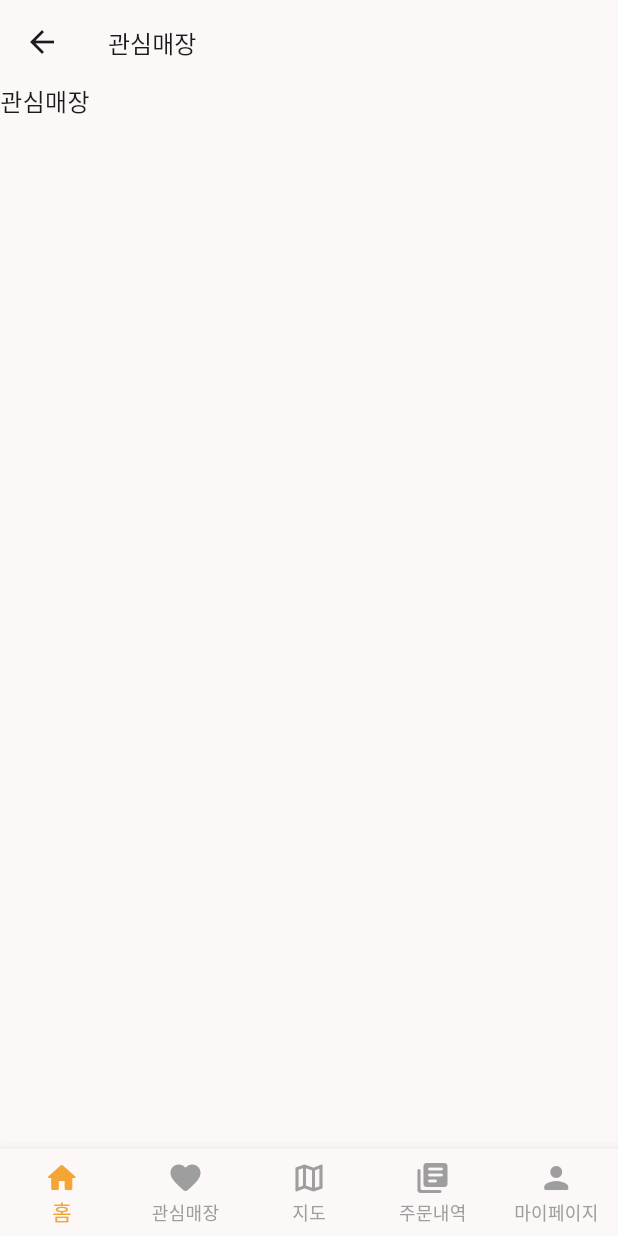
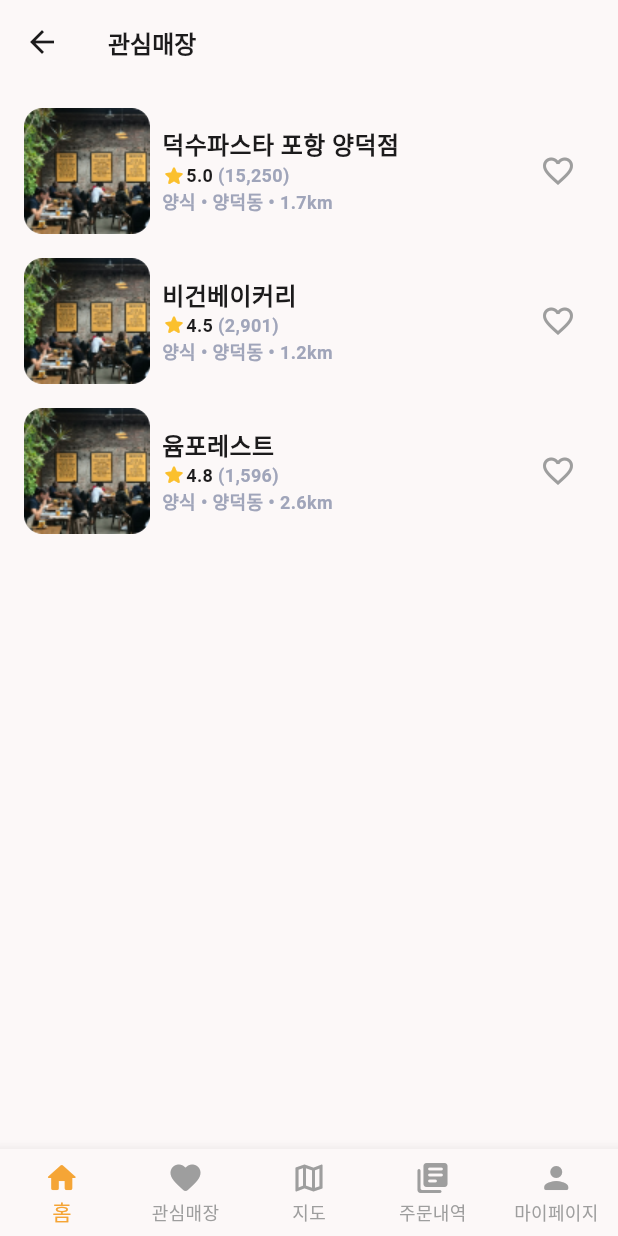
Before and after one commit to ChristineKangHee/HAND, a Flutter app: the FavoritePage screen opened by its route, on a phone screen of 412 x 824 dp. Run offline on Flutter 3.47's test engine with Material 3 defaults, Android fonts, the phone set to English and light mode, and no system bars; our stand-ins replace carousel_slider, flutter_screenutil, lottie; Roboto replaces fonts that are missing (Pretendard); project files that could hold a hidden picture were left out.

Commit message:
관심매장, component화

```diff
--- /dev/null
+++ b/lib/components/my_placewidget.dart
@@ -0,0 +1,75 @@
+import 'package:flutter/material.dart';
+import 'package:test_project/theme/font.dart';
+
+class PlaceWidget extends StatelessWidget {
+  final String name;
+  final String rating;
+  final String reviews;
+  final String distance;
+  final String image;
+  final String specificlocation;
+  final String foodtype;
+  final bool isFavorited;
+  final VoidCallback onFavoriteToggle;
+
+  const PlaceWidget({
+    Key? key,
+    required this.name,
+    required this.rating,
+    required this.reviews,
+    required this.distance,
+    required this.image,
+    required this.specificlocation,
+    required this.foodtype,
+    required this.isFavorited,
+    required this.onFavoriteToggle,
+  }) : super(key: key);
+
+  @override
+  Widget build(BuildContext context) {
+    return Padding(
+      padding: const EdgeInsets.symmetric(vertical: 8.0),
+      child: Row(
+        mainAxisAlignment: MainAxisAlignment.start,
+        children: [
+          Padding(
+            padding: const EdgeInsets.only(right: 8.0),
+            child: ClipRRect(
+              borderRadius: BorderRadius.circular(12.0),
+              child: Image.asset(
+                image,
+                fit: BoxFit.cover,
+                width: 84,
+                height: 84,
+              ),
+            ),
+          ),
+          Expanded(
+            child: Column(
+              mainAxisAlignment: MainAxisAlignment.spaceEvenly,
+              crossAxisAlignment: CrossAxisAlignment.start,
+              children: [
+                Text(name, style: pretendardBold(context)),
+                Row(
+                  children: [
+                    Icon(Icons.star_rounded, color: Colors.yellow[700], size: 16),
+                    Text(rating, style: pretendardBold(context).copyWith(fontSize: 12)),
+                    Text(' ($reviews)', style: pretendardSemiBoldSecond(context).copyWith(fontSize: 12)),
+                  ],
+                ),
+                Text('양식 • 양덕동 • $distance', style: pretendardSemiBoldSecond(context).copyWith(fontSize: 12)),
+              ],
+            ),
+          ),
+          IconButton(
+            icon: Icon(
+              isFavorited ? Icons.favorite : Icons.favorite_border,
+              color: isFavorited ? Theme.of(context).colorScheme.primary : Colors.grey,
+            ),
+            onPressed: onFavoriteToggle,
+          ),
+        ],
+      ),
+    );
+  }
+}
--- a/lib/favorite/favorite_page.dart
+++ b/lib/favorite/favorite_page.dart
@@ -1,21 +1,77 @@
 import 'package:flutter/material.dart';
 import 'package:test_project/theme/font.dart';
 import 'package:test_project/components/my_navigationbar.dart';
+import 'package:test_project/components/my_placewidget.dart';
 
-class FavoritePage extends StatelessWidget {
+class FavoritePage extends StatefulWidget {
   const FavoritePage({super.key});
+
+  @override
+  _FavoritePageState createState() => _FavoritePageState();
+}
+
+class _FavoritePageState extends State<FavoritePage> {
+  final List<bool> _isFavorited = [false, false, false];
 
   @override
   Widget build(BuildContext context) {
     return Scaffold(
       appBar: AppBar(
-        title: Text('관심매장', style: pretendardRegular(context)),
+        title: Text('관심매장', style: pretendardSemiBold(context)),
       ),
       body: SingleChildScrollView(
-        child: Column(
-          children: [
-            Text("관심매장", style: pretendardRegular(context),)
-          ],
+        child: Padding(
+          padding: const EdgeInsets.symmetric(horizontal: 16.0, vertical: 8.0),
+          child: Column(
+            crossAxisAlignment: CrossAxisAlignment.start,
+            children: [
+              PlaceWidget(
+                name: "덕수파스타 포항 양덕점",
+                rating: "5.0",
+                reviews: "15,250",
+                distance: "1.7km",
+                foodtype: '양식',
+                specificlocation: '양덕동',
+                image: 'assets/images/ranking_1.png',
+                isFavorited: _isFavorited[0],
+                onFavoriteToggle: () {
+                  setState(() {
+                    _isFavorited[0] = !_isFavorited[0];
+                  });
+                },
+              ),
+              PlaceWidget(
+                name: "비건베이커리",
+                rating: "4.5",
+                reviews: "2,901",
+                distance: "1.2km",
+                foodtype: '양식',
+                specificlocation: '양덕동',
+                image: 'assets/images/ranking_2.png',
+                isFavorited: _isFavorited[1],
+                onFavoriteToggle: () {
+                  setState(() {
+                    _isFavorited[1] = !_isFavorited[1];
+                  });
+                },
+              ),
+              PlaceWidget(
+                name: "윰포레스트",
+                rating: "4.8",
+                reviews: "1,596",
+                distance: "2.6km",
+                foodtype: '양식',
+                specificlocation: '양덕동',
+                image: 'assets/images/ranking_3.png',
+                isFavorited: _isFavorited[2],
+                onFavoriteToggle: () {
+                  setState(() {
+                    _isFavorited[2] = !_isFavorited[2];
+                  });
+                },
+              ),
+            ],
+          ),
         ),
       ),
       bottomNavigationBar: const CustomNavigationBar(),
```
